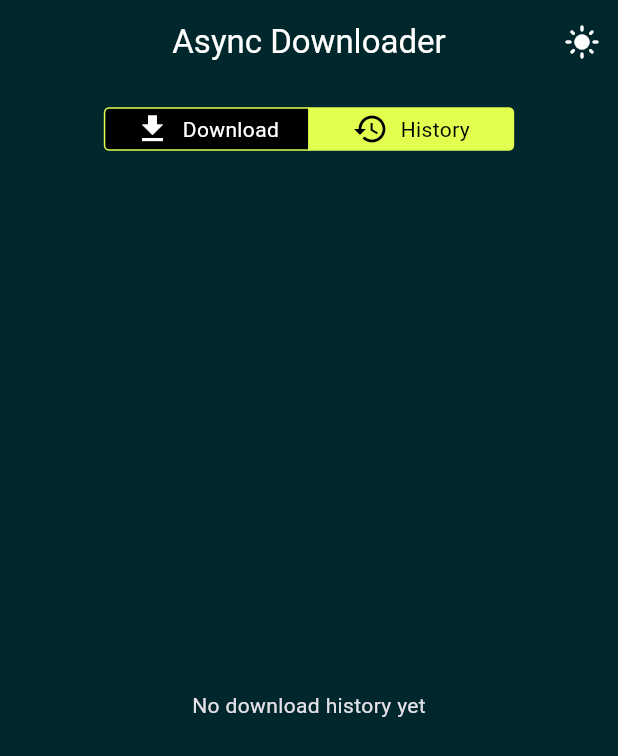
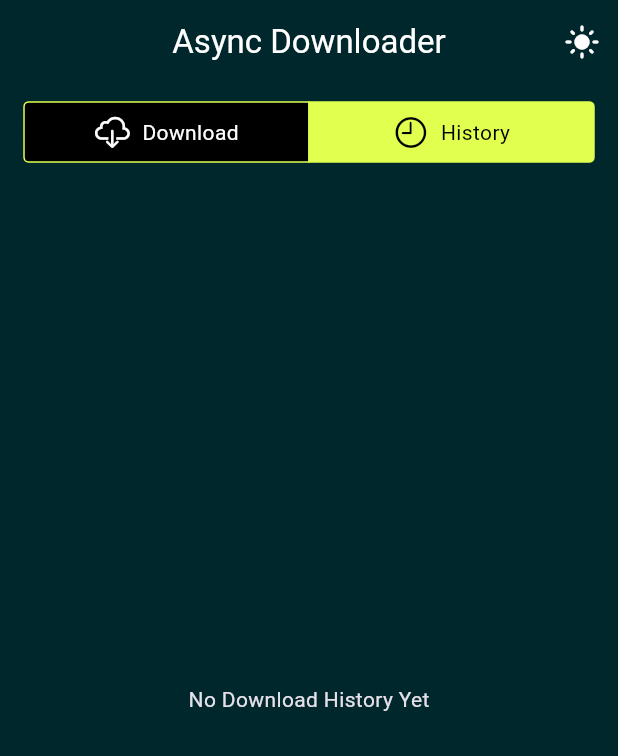
Before and after one commit to muzzammil763/async_downloader, a Flutter app: the screen it shows after launch, after a tap on "History", on a phone screen of 412 x 824 dp. Shown: the top 756 px of the screen. Run offline on Flutter 3.47's test engine with Material 3 defaults, Android fonts, the phone set to English and light mode, and no system bars; our stand-ins replace permission_handler.

Commit message:
organized a little

```diff
--- a/lib/main.dart
+++ b/lib/main.dart
@@ -1,4 +1,5 @@
 import 'dart:io';
+import 'dart:math' as math;
 
 import 'package:flutter/cupertino.dart';
 import 'package:flutter/material.dart';
@@ -98,6 +99,8 @@ class _DownloaderAppState extends State<DownloaderApp> {
   double _downloadProgress = 0.0;
   final List<DownloadItem> _downloadHistory = [];
   int _selectedSegment = 0;
+  int _receivedBytes = 0;
+  int _totalBytes = 0;
 
   @override
   void initState() {
@@ -109,6 +112,13 @@ class _DownloaderAppState extends State<DownloaderApp> {
     if (Platform.isAndroid) {
       await Permission.storage.request();
     }
+  }
+
+  String _formatBytes(int bytes, int decimals) {
+    if (bytes <= 0) return "0 B";
+    const suffixes = ["B", "KB", "MB", "GB", "TB", "PB"];
+    var i = (math.log(bytes) / math.log(1024)).floor();
+    return '${(bytes / math.pow(1024, i)).toStringAsFixed(decimals)} ${suffixes[i]}';
   }
 
   Future<void> _downloadFile() async {
@@ -123,6 +133,8 @@ class _DownloaderAppState extends State<DownloaderApp> {
       setState(() {
         _isDownloading = true;
         _downloadProgress = 0.0;
+        _receivedBytes = 0;
+        _totalBytes = 0;
       });
 
       // Get file name from URL
@@ -132,34 +144,41 @@ class _DownloaderAppState extends State<DownloaderApp> {
       final directory = await _getDownloadDirectory();
       final filePath = path.join(directory.path, fileName);
 
-      // Create file
+      // Create file and open for writing
       final file = File(filePath);
+      final sink = file.openWrite();
 
       // Start downloading
       final request = http.Request('GET', Uri.parse(url));
       final response = await http.Client().send(request);
 
-      final contentLength = response.contentLength ?? 0;
+      final contentLength = response.contentLength ?? -1;
+      setState(() {
+        _totalBytes = contentLength > 0 ? contentLength : -1;
+      });
+
       int receivedBytes = 0;
-
-      List<int> bytes = [];
 
       response.stream.listen(
         (List<int> chunk) {
           // Update received bytes
           receivedBytes += chunk.length;
-          bytes.addAll(chunk);
+
+          // Write chunk directly to file
+          sink.add(chunk);
 
           // Update progress
+          setState(() {
+            _receivedBytes = receivedBytes;
             if (contentLength > 0) {
-            setState(() {
               _downloadProgress = receivedBytes / contentLength;
+            }
           });
-          }
         },
         onDone: () async {
-          // Write to file
-          await file.writeAsBytes(bytes);
+          // Close the file
+          await sink.flush();
+          await sink.close();
 
           // Add to history
           setState(() {
@@ -169,24 +188,22 @@ class _DownloaderAppState extends State<DownloaderApp> {
                 fileName: fileName,
                 filePath: filePath,
                 dateTime: DateTime.now(),
+                fileSize: receivedBytes,
               ),
             );
             _isDownloading = false;
             _downloadProgress = 1.0;
           });
 
-          _showSnackBar('Download completed: $fileName');
-
           // Reset progress after a moment
-          Future.delayed(const Duration(seconds: 2), () {
-            if (mounted) {
           setState(() {
             _downloadProgress = 0.0;
           });
-            }
-          });
+          _showSnackBar('Download completed: $fileName');
         },
-        onError: (error) {
+        onError: (error) async {
+          // Make sure to close the sink on error
+          await sink.close();
           setState(() {
             _isDownloading = false;
           });
@@ -248,19 +265,24 @@ class _DownloaderAppState extends State<DownloaderApp> {
       body: Column(
         children: [
           Padding(
-            padding: const EdgeInsets.all(16.0),
+            padding: const EdgeInsets.only(top: 12),
+            child: SizedBox(
+              width: double.infinity,
               child: CupertinoSegmentedControl<int>(
                 selectedColor: accentColor,
                 borderColor: accentColor,
                 groupValue: _selectedSegment,
                 children: {
                   0: Padding(
-                  padding: const EdgeInsets.symmetric(horizontal: 20.0),
+                    padding: const EdgeInsets.symmetric(
+                      horizontal: 12.0,
+                      vertical: 8,
+                    ),
                     child: Row(
                       mainAxisSize: MainAxisSize.min,
                       children: [
                         Icon(
-                        Icons.download,
+                          CupertinoIcons.cloud_download,
                           color:
                               _selectedSegment == 0
                                   ? (widget.isDarkMode
@@ -289,7 +311,7 @@ class _DownloaderAppState extends State<DownloaderApp> {
                       mainAxisSize: MainAxisSize.min,
                       children: [
                         Icon(
-                        Icons.history,
+                          CupertinoIcons.clock,
                           color:
                               _selectedSegment == 1
                                   ? (widget.isDarkMode
@@ -320,6 +342,7 @@ class _DownloaderAppState extends State<DownloaderApp> {
                 },
               ),
             ),
+          ),
           Expanded(
             child:
                 _selectedSegment == 0
@@ -345,7 +368,7 @@ class _DownloaderAppState extends State<DownloaderApp> {
                 borderRadius: BorderRadius.circular(8.0),
               ),
               suffixIcon: IconButton(
-                icon: const Icon(Icons.clear),
+                icon: const Icon(CupertinoIcons.clear),
                 onPressed: () => _urlController.clear(),
               ),
             ),
@@ -358,21 +381,35 @@ class _DownloaderAppState extends State<DownloaderApp> {
             style: FilledButton.styleFrom(
               padding: const EdgeInsets.symmetric(vertical: 12.0),
             ),
-            child: Text(_isDownloading ? 'Downloading...' : 'Download'),
+            child: Text(_isDownloading ? 'Downloading ...' : 'Download'),
           ),
           const SizedBox(height: 24.0),
           if (_isDownloading || _downloadProgress > 0)
             Column(
               crossAxisAlignment: CrossAxisAlignment.start,
               children: [
+                Row(
+                  mainAxisAlignment: MainAxisAlignment.spaceBetween,
+                  children: [
                     Text(
-                  'Download Progress: ${(_downloadProgress * 100).toStringAsFixed(1)}%',
+                      _totalBytes > 0
+                          ? 'Progress: ${(_downloadProgress * 100).toStringAsFixed(1)}%'
+                          : 'Downloading...',
+                    ),
+                    Text(
+                      _totalBytes > 0
+                          ? '${_formatBytes(_receivedBytes, 1)} of ${_formatBytes(_totalBytes, 1)}'
+                          : 'Downloaded: ${_formatBytes(_receivedBytes, 1)}',
+                    ),
+                  ],
                 ),
                 const SizedBox(height: 8.0),
                 LinearProgressIndicator(
-                  value: _downloadProgress,
+                  value: _totalBytes > 0 ? _downloadProgress : null,
+                  // Indeterminate if size unknown
                   minHeight: 10,
                   borderRadius: BorderRadius.circular(5),
+                  backgroundColor: Colors.grey[300],
                 ),
               ],
             ),
@@ -383,26 +420,26 @@ class _DownloaderAppState extends State<DownloaderApp> {
 
   Widget _buildHistoryTab() {
     if (_downloadHistory.isEmpty) {
-      return const Center(child: Text('No download history yet'));
+      return const Center(child: Text('No Download History Yet'));
     }
 
     return ListView.builder(
-      padding: const EdgeInsets.all(8.0),
+      padding: const EdgeInsets.symmetric(horizontal: 16, vertical: 8),
       itemCount: _downloadHistory.length,
       itemBuilder: (context, index) {
         final item = _downloadHistory[_downloadHistory.length - 1 - index];
-        return Card(
-          elevation: 2,
+        return Card.outlined(
+          color: Colors.transparent,
           margin: const EdgeInsets.symmetric(vertical: 4.0),
           child: ListTile(
-            leading: const Icon(Icons.file_download_done),
+            leading: const Icon(CupertinoIcons.check_mark_circled),
             title: Text(item.fileName),
             subtitle: Text(
               '${item.url}\n${item.dateTime.toString().substring(0, 16)}',
             ),
             isThreeLine: true,
             trailing: IconButton(
-              icon: const Icon(Icons.open_in_new),
+              icon: const Icon(CupertinoIcons.arrow_up_right_square),
               onPressed: () {
                 _showSnackBar('Opening file: ${item.fileName}');
                 // Here you could add functionality to open the file
@@ -420,11 +457,13 @@ class DownloadItem {
   final String fileName;
   final String filePath;
   final DateTime dateTime;
+  final int fileSize;
 
   DownloadItem({
     required this.url,
     required this.fileName,
     required this.filePath,
     required this.dateTime,
+    required this.fileSize,
   });
 }
```
Also changed, not shown: pubspec.yaml (+5 -72 lines). Lines whose indentation alone changed are shown as unchanged.
